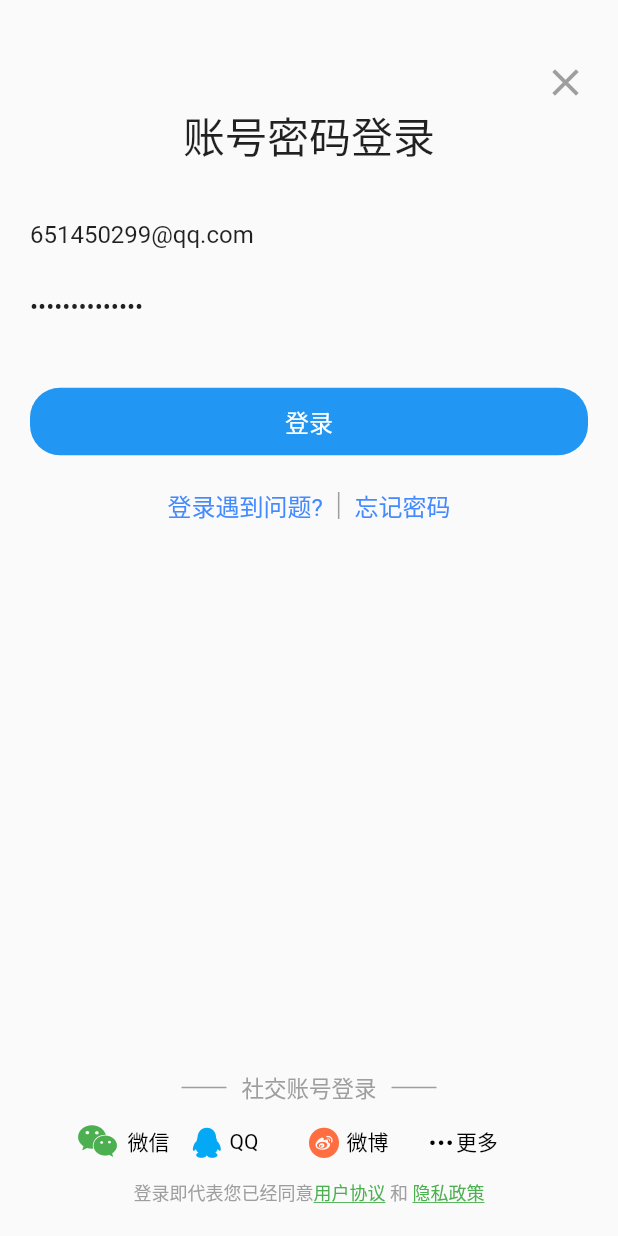
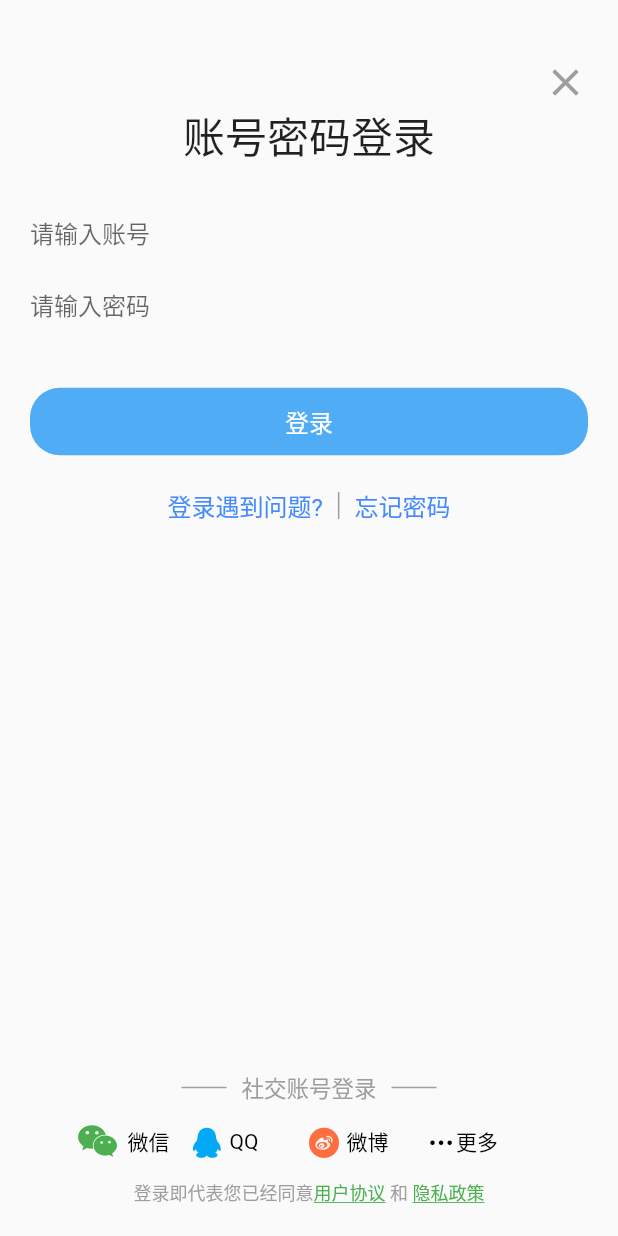
Before and after one commit to elitetyc/wanandroid_client_app, a Flutter app: the screen it shows after launch, on a phone screen of 412 x 824 dp. Run offline on Flutter 3.47's test engine with Material 2 defaults, Android fonts, the phone set to English and light mode, and no system bars; our stand-ins replace cookie_jar, dio, dio_cookie_manager, flutter_swiper, fluttertoast, shared_preferences; missing offline and left inert: flutter_webview_plugin; accounts and stored records are empty; generated files the repository leaves out were written again.

Commit message:
修改登录页面

```diff
--- a/lib/ui/login.dart
+++ b/lib/ui/login.dart
@@ -31,11 +31,6 @@ class _LoginPageState extends State<LoginPage> {
     _pwdController = TextEditingController()..addListener((){
       pwd = _pwdController.text.trim();
     });
-    _usernameController.text = "651450299@qq.com";
-    _pwdController.text = "tyc651450299..";
-    username = "651450299@qq.com";
-    pwd = "tyc651450299..";
-    canClick = true;
   }
 
   @override
```
